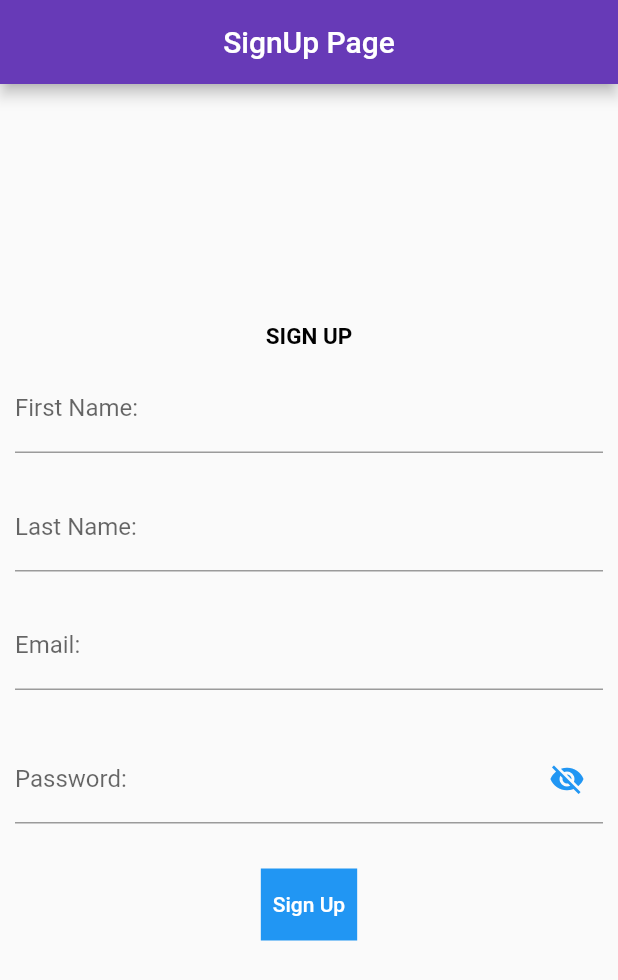
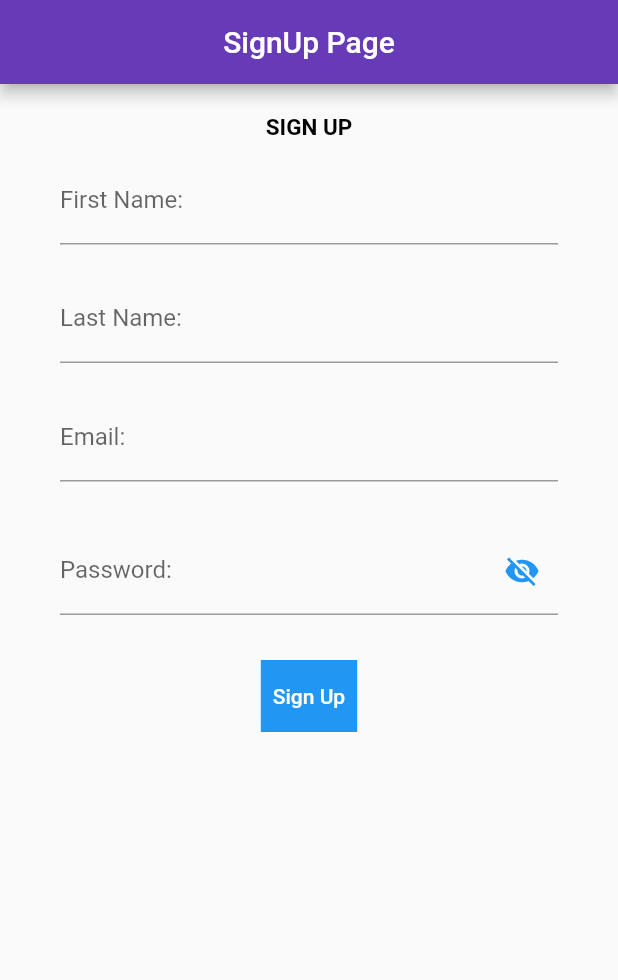
Before and after one commit to PatlollaManisha/TaskFlutterDocs, a Flutter app: the screen it shows after launch, on a phone screen of 412 x 824 dp. Shown: the top 980 px of the screen. Run offline on Flutter 3.47's test engine with Material 2 defaults, Android fonts, the light colour scheme and no system bars.

Commit message:
Second Commit

```diff
--- a/lib/LoginformValidations.dart
+++ b/lib/LoginformValidations.dart
@@ -1,6 +1,4 @@
 import 'package:flutter/material.dart';
-import 'package:flutter/src/widgets/container.dart';
-import 'package:flutter/src/widgets/framework.dart';
 
 class SignUpPage extends StatefulWidget {
   const SignUpPage({super.key});
@@ -25,10 +23,11 @@ class _SignUpPageState extends State<SignUpPage> {
         centerTitle: true,
         backgroundColor: Colors.deepPurple,
       ),
-      body: Center(
-        child: Container(
-          width: 500,
-          height: 450,
+      body: Padding(
+        padding: const EdgeInsets.only(left: 30,right: 30,top: 10,bottom: 10),
+        child: Center(
+          child: Padding(
+            padding: const EdgeInsets.only(top: 10),
             child: Column(
               children: [
                 const Text(
@@ -48,7 +47,7 @@ class _SignUpPageState extends State<SignUpPage> {
                             top: 10, bottom: 10, left: 10, right: 10),
                         child: TextFormField(
                           decoration: const InputDecoration(
-                          hintText: "FirstName",
+                            hintText: "Enter FirstName",
                             labelText: "First Name:",
                             //errorText: "Please enter your first name",
                             //errorStyle: TextStyle(color: Colors.red),
@@ -69,7 +68,7 @@ class _SignUpPageState extends State<SignUpPage> {
                             top: 10, bottom: 10, left: 10, right: 10),
                         child: TextFormField(
                           decoration: const InputDecoration(
-                          hintText: "LastName",
+                            hintText: "Enter LastName",
                             labelText: "Last Name:",
                             //errorText: "Please enter your last name",
                             //errorStyle: TextStyle(color: Colors.red),
@@ -90,7 +89,7 @@ class _SignUpPageState extends State<SignUpPage> {
                             top: 10, bottom: 10, left: 10, right: 10),
                         child: TextFormField(
                           decoration: const InputDecoration(
-                          hintText: "Email",
+                            hintText: "Enter Email",
                             labelText: "Email:",
                             //errorText: "Please enter your first name",
                             //errorStyle: TextStyle(color: Colors.red),
@@ -123,11 +122,16 @@ class _SignUpPageState extends State<SignUpPage> {
                             } else if (!RegExp(
                                     r'^(?=.*?[A-Z])(?=.*?[a-z])(?=.*?[0-9])(?=.*?[!@#\$&*~]).{8,}$')
                                 .hasMatch(value)) {
+                              showAlert("""Please Enter valid Password with
+                                                Minimum one UppercaseCharacter
+                                                Minimum one specialCharacter
+                                                Minimum length of 8 Characters
+                                                Minimum one lowerCaseCharacter""");
                               return "Please Enter a Valid Password";
                             }
                           },
                           decoration: InputDecoration(
-                            hintText: "Password",
+                            hintText: "Enter Password",
                             labelText: "Password:",
                             //errorText: "Please enter your first name",
                             //errorStyle: TextStyle(color: Colors.red),
@@ -146,31 +150,8 @@ class _SignUpPageState extends State<SignUpPage> {
                                     ? Icons.visibility
                                     : Icons.visibility_off,
                                 color: Theme.of(context).primaryColor,
-                                ))
-
-                            /* suffixIcon: GestureDetector(
-                            onTap: () {
-                              setState(() {
-                                _isPasswordVisible = !_isPasswordVisible;
-                              });
-                            },
-                        ), */
-
-                            /* suffixIcon: IconButton(
-                            icon: Icon(
-                              // Based on passwordVisible state choose the icon
-                              _passwordVisible
-                                  ? Icons.visibility
-                                  : Icons.visibility_off,
-                              color: Theme.of(context).primaryColorDark,
                               ),
-                            onPressed: () {
-                              // Update the state i.e. toogle the state of passwordVisible variable
-                              setState(() {
-                                _passwordVisible = !_passwordVisible;
-                              });
-                            },
-                          ), */
+                            ),
                           ),
                         ),
                       ),
@@ -194,6 +175,28 @@ class _SignUpPageState extends State<SignUpPage> {
             ),
           ),
         ),
+      ),
     );
   }
+
+  showAlert(String message) {
+    showDialog(
+        context: context,
+        builder: (BuildContext context) {
+          return AlertDialog(
+            title: Text(message),
+            actions: [
+              Container(
+                color: Colors.blueAccent,
+                child: TextButton(
+                  onPressed: () {
+                    Navigator.pop(context);
+                  },
+                  child: const Text('OK'),
+                ),
+              ),
+            ],
+          );
+        });
   }
+}
```
Lines whose indentation alone changed are shown as unchanged.
